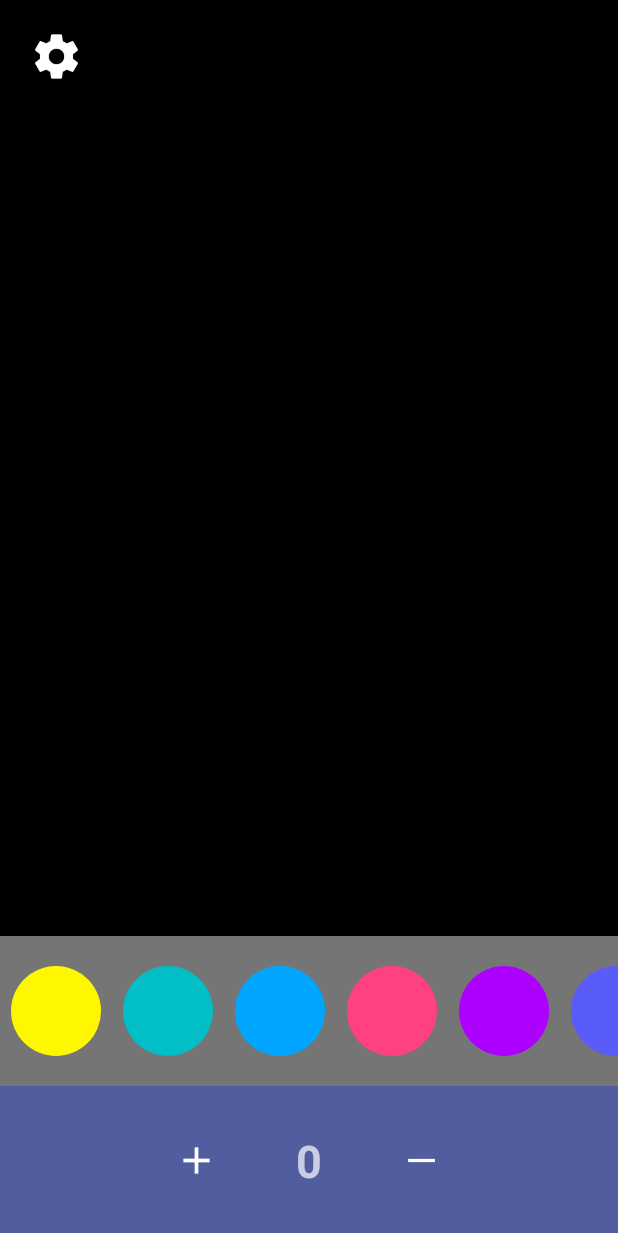
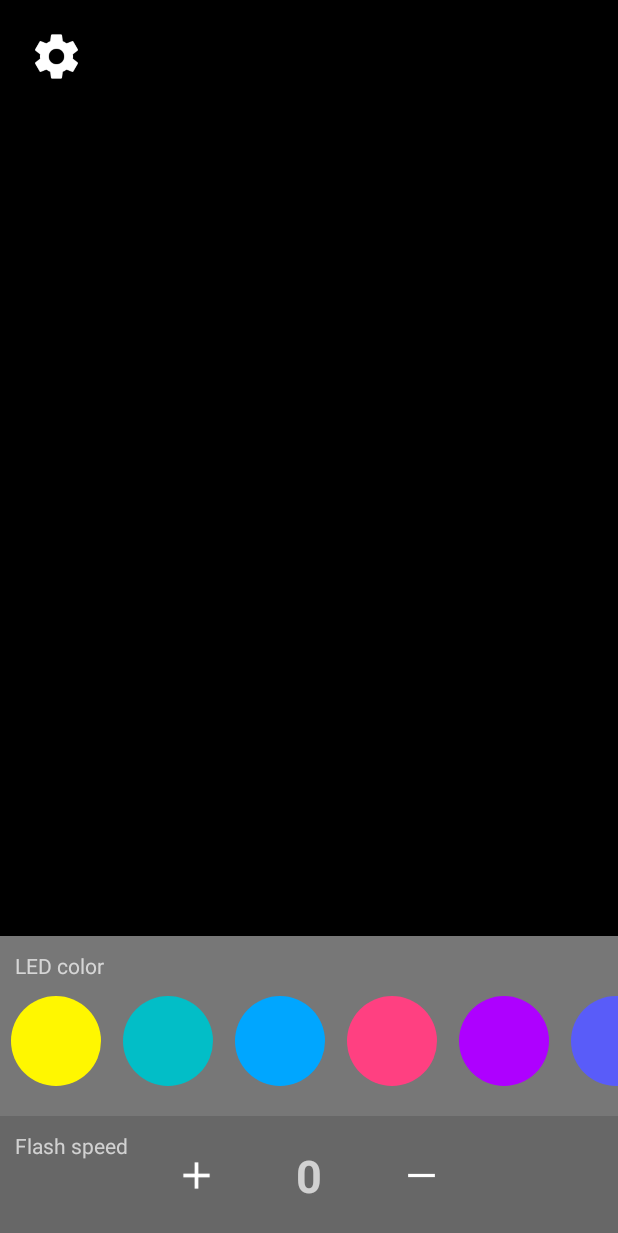
Before and after one commit to jy617lee/Produce101, an Android app: the screen it shows after launch (MainActivity), on a phone screen of 412 x 824 dp. Shown: the top 1233 px of the screen. Run offline under Robolectric (Android 15) with nearby library versions, the phone set to English and light mode, and no system bars; our stand-ins replace ButterKnife.

Commit message:
setting layout조정

```diff
--- a/app/src/main/res/layout/activity_main.xml
+++ b/app/src/main/res/layout/activity_main.xml
@@ -24,19 +24,31 @@
         android:layout_width="match_parent"
         android:layout_height="wrap_content"
         android:layout_alignParentBottom="true"
-        android:background="#75ffffff">
+        android:background="#77ffffff"
+        >
+        <TextView
+            android:layout_width="match_parent"
+            android:layout_height="wrap_content"
+            android:layout_margin="10dp"
+            android:text="LED color"/>
         <android.support.v7.widget.RecyclerView
             android:id="@+id/color_pallete"
             android:layout_width="match_parent"
-            android:layout_height="100dp" />
+            android:layout_height="120dp"
+            />
 
         <RelativeLayout
             android:id="@+id/speed"
             android:layout_width="match_parent"
-            android:layout_height="100dp"
+            android:layout_height="80dp"
             android:layout_below="@id/color_pallete"
-            android:background="#aa3F51B5"
+            android:background="#22000000"
             >
+            <TextView
+                android:layout_width="match_parent"
+                android:layout_height="wrap_content"
+                android:layout_margin="10dp"
+                android:text="Flash speed"/>
             <LinearLayout
                 android:layout_width="wrap_content"
                 android:layout_height="wrap_content"
@@ -44,6 +56,7 @@
                 android:gravity="center_vertical"
                 android:layout_centerInParent="true"
                 android:layout_centerVertical="true">
+
 
                 <RelativeLayout
                     android:id="@+id/speed_up"
--- a/app/src/main/res/layout/color.xml
+++ b/app/src/main/res/layout/color.xml
@@ -1,8 +1,8 @@
 <?xml version="1.0" encoding="utf-8"?>
 <ImageView android:layout_width="60dp"
     android:layout_height="60dp"
-    android:layout_marginTop="20dp"
-    android:layout_marginBottom="20dp"
+    android:layout_marginTop="40dp"
+    android:layout_marginBottom="5dp"
     android:layout_marginLeft="7dp"
     android:layout_marginRight="7dp"
     android:background="@drawable/round"
```
